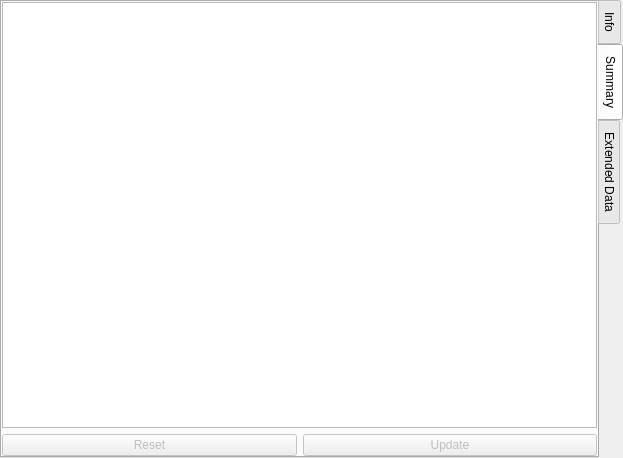
Qt form CMSPlugins/CMSNodeInfo/infoform.ui (BlueGhostStudio/BGCMSProject) before a commit.
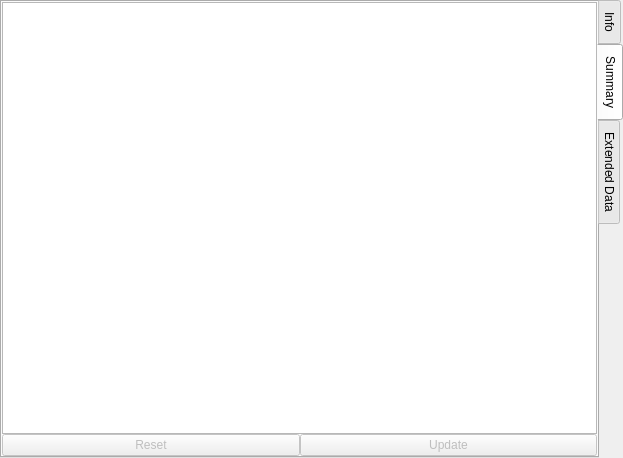
The same form after that commit. The open tabs and pages were chosen to show the change.

```diff
--- a/CMSPlugins/CMSNodeInfo/infoform.ui
+++ b/CMSPlugins/CMSNodeInfo/infoform.ui
@@ -202,6 +202,9 @@
        <property name="bottomMargin">
         <number>0</number>
        </property>
+       <property name="spacing">
+        <number>0</number>
+       </property>
        <item row="1" column="0">
         <widget class="QPushButton" name="ui_pbSummaryReset">
          <property name="enabled">
```
Left out of the diff: 3 changed lines with no effect on the pictures.
